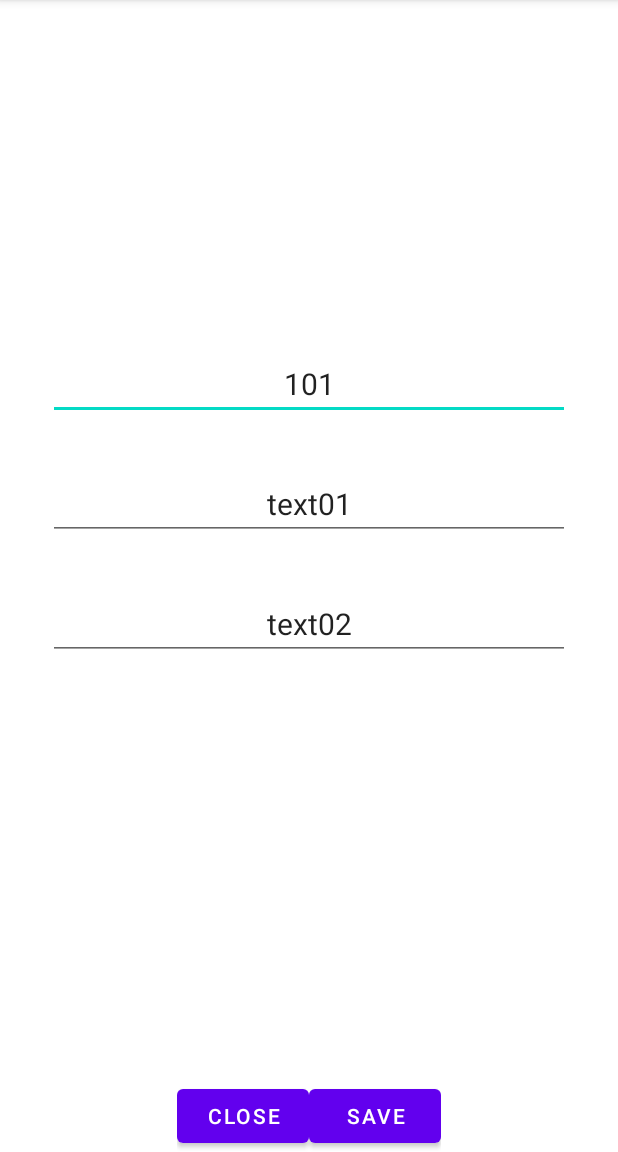
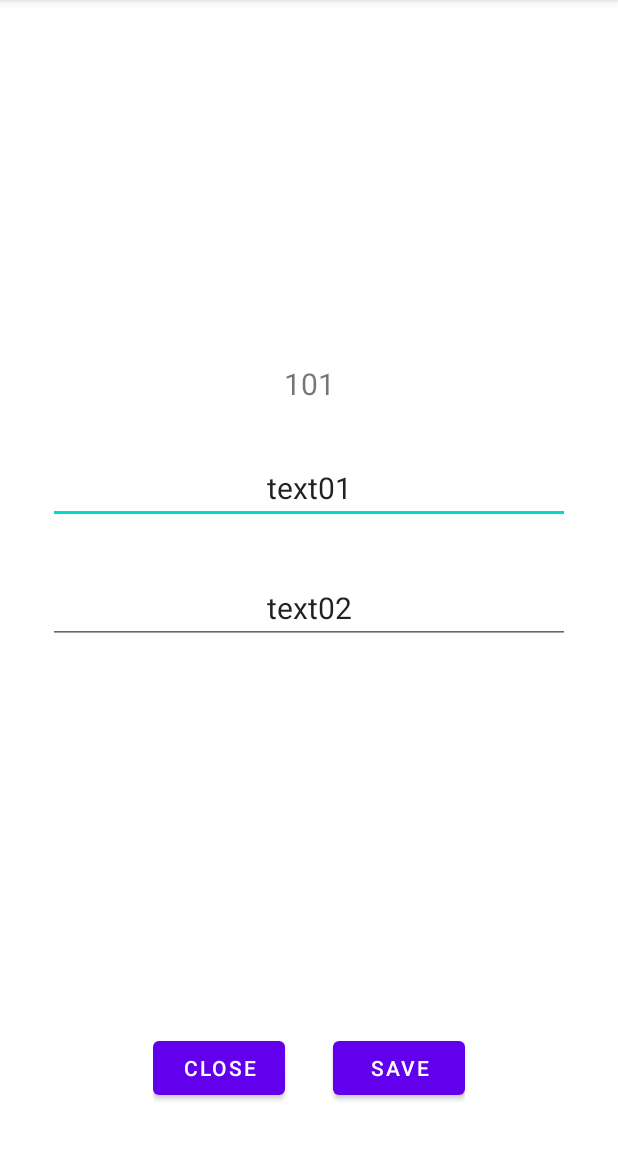
Before and after one commit to AKasparavicius/AndroidTopics, an Android app: the screen it shows after launch (SecondActivity), after a tap on "101", on a phone screen of 412 x 824 dp, the part 84-1236 px from its top. Run offline under Robolectric (Android 15) with nearby library versions, the phone set to English and light mode, and no system bars; our stand-ins replace Timber, data binding; 2 statements that could not run were skipped.

```diff
--- a/app/build.gradle
+++ b/app/build.gradle
@@ -1,6 +1,8 @@
 plugins {
     id 'com.android.application'
     id 'org.jetbrains.kotlin.android'
+    id 'kotlin-parcelize'
+    id 'kotlin-kapt'
 }
 
 android {
@@ -33,6 +35,7 @@ android {
 
     buildFeatures{
         viewBinding = true
+        dataBinding true
     }
 }
 
--- /dev/null
+++ b/app/src/main/java/lt/arnas/androidtopics/ActivityExtensions.kt
@@ -0,0 +1,16 @@
+package lt.arnas.androidtopics
+
+import android.app.Activity
+import android.content.Intent
+import android.os.Build
+
+
+fun Activity.getExtraFromParcelable(resul: Intent?, keyName: String): Item? =
+    if (Build.VERSION.SDK_INT >= Build.VERSION_CODES.TIRAMISU) {
+        resul?.getParcelableExtra(
+            keyName,
+            Item::class.java
+        )
+    } else {
+        resul?.getParcelableExtra(keyName)
+    }
--- a/app/src/main/java/lt/arnas/androidtopics/Item.kt
+++ b/app/src/main/java/lt/arnas/androidtopics/Item.kt
@@ -1,7 +1,49 @@
 package lt.arnas.androidtopics
 
+import android.os.Parcelable
+import kotlinx.parcelize.IgnoredOnParcel
+import kotlinx.parcelize.Parcelize
+import java.time.LocalDateTime
+
+@Parcelize
 data class Item(
-    val id: Int,
-    var text01: String,
-    var text02: String,
-)
+    private val _id: Int,
+    private var _text01: String,
+    private var _text02: String,
+    private var _creationDate: LocalDateTime = LocalDateTime.now(),
+    private var _updateDate: LocalDateTime = LocalDateTime.now()
+): Parcelable {
+
+    @IgnoredOnParcel
+    var id = this._id
+        private set
+
+    @IgnoredOnParcel
+    var text01: String = ""
+        get(): String {
+            return _text01
+        }
+        set(value){
+            field = value
+            this._text01 = value
+            this._updateDate = LocalDateTime.now()
+        }
+
+    @IgnoredOnParcel
+    var text02: String
+        get(): String {
+            return _text02
+        }
+        set(value){
+            this._text02 = value
+            this._updateDate = LocalDateTime.now()
+        }
+
+    @IgnoredOnParcel
+    val creationDate: LocalDateTime
+        get() = this._creationDate
+
+    @IgnoredOnParcel
+    val updateDate: LocalDateTime
+        get() = this._updateDate
+}
--- a/app/src/main/java/lt/arnas/androidtopics/MainActivity.kt
+++ b/app/src/main/java/lt/arnas/androidtopics/MainActivity.kt
@@ -3,6 +3,7 @@ package lt.arnas.androidtopics
 import android.annotation.SuppressLint
 import android.app.Activity
 import android.content.Intent
+import android.os.Build
 import androidx.appcompat.app.AppCompatActivity
 import android.os.Bundle
 import android.widget.ArrayAdapter
@@ -14,9 +15,10 @@ import timber.log.Timber
 
 class MainActivity : ActivityLifeCycles() {
 
-//    private lateinit var firstButton: Button
+    //    private lateinit var firstButton: Button
     private lateinit var adapter: CustomAdapter
-//    private lateinit var itemListView: ListView
+
+    //    private lateinit var itemListView: ListView
     private var itemIndex = -1
     private lateinit var binding: ActivityMainBinding
 
@@ -34,7 +36,7 @@ class MainActivity : ActivityLifeCycles() {
         val items = mutableListOf<Item>()
         generateListOfItems(items)
 
-        for (item in items){
+        for (item in items) {
             Timber.i(item.toString())
         }
 
@@ -48,28 +50,33 @@ class MainActivity : ActivityLifeCycles() {
 //            Item(105, "text01", "text02"),
 //        )
 //        itemListView.adapter = adapter
+        generateListOfItems(items)
         setUpListView()
+        addElements()
         openSecondActivity()
         setClickOpenItemDetails()
+        setClickOpenSecondActivity()
 
-    }
-
-    override fun onSaveInstanceState(outState: Bundle) {
-        timber("onSaveInstanceState \nindex value is $itemIndex")
-        outState.putInt(MAIN_ACTIVITY_SAVE_INSTANCE_STATE_ITEM_INDEX, itemIndex)
-        super.onSaveInstanceState(outState)
-    }
-
-    override fun onRestoreInstanceState(savedInstanceState: Bundle) {
-        timber("onRestoreInstanceState \nindex value is $itemIndex")
-        itemIndex = savedInstanceState.getInt(MAIN_ACTIVITY_SAVE_INSTANCE_STATE_ITEM_INDEX)
-        super.onRestoreInstanceState(savedInstanceState)
     }
 
     private fun setUpListView() {
         adapter = CustomAdapter(this)
         binding.itemListView.adapter = adapter
+    }
 
+    private fun generateListOfItems(items: MutableList<Item>) {
+        for (item in 1..10) {
+            items.add(
+                Item(
+                    item,
+                    "Text01_%04x".format(item),
+                    "Text02_%06x".format(item)
+                )
+            )
+        }
+    }
+
+    private fun addElements() {
         adapter.add(Item(101, "text01", "text02"))
         adapter.add(
             Item(102, "text01", "text02"),
@@ -79,76 +86,62 @@ class MainActivity : ActivityLifeCycles() {
         )
     }
 
+    private fun openSecondActivity() {
+        binding.firstButton.setOnClickListener {
+            startActivityForResult.launch(Intent(this, SecondActivity::class.java))
+        }
+    }
 
-    private fun openSecondActivity(){
+    private fun setClickOpenSecondActivity() {
         binding.firstButton.setOnClickListener {
-//            val intent = Intent(this, SecondActivity::class.java)
-//            startActivity(intent)
-            startActivityForResult.launch(Intent(this, SecondActivity::class.java))
+            val intent = Intent(this, SecondActivity::class.java)
+            val id = adapter.getMaxId().inc()
+            intent.putExtra(MAIN_ACTIVITY_ITEM_INTENT_ID, id)
+
+            startActivityForResult.launch(intent)
         }
     }
 
     private fun setClickOpenItemDetails() {
         binding.itemListView.setOnItemClickListener { adapterView, view, position, l ->
             val item: Item = adapterView.getItemAtPosition(position) as Item
-            itemIndex = position
 
             val itemIntent = Intent(this, SecondActivity::class.java)
-            itemIntent.putExtra(MAIN_ACTIVITY_KEY_ITEM_ID, item.id)
-            itemIntent.putExtra(MAIN_ACTIVITY_KEY_ITEM_TEXT01, item.text01)
-            itemIntent.putExtra(MAIN_ACTIVITY_KEY_ITEM_TEXT02, item.text02)
+            itemIntent.putExtra(MAIN_ACTIVITY_ITEM_INTENT_OBJECT, item)
 
-//            startActivity(itemIntent)
             startActivityForResult.launch(itemIntent)
         }
     }
 
-    private fun generateListOfItems(items: MutableList<Item>) {
-        for (item in 1..10){
-            items.add(
-                Item(
-                    item,
-                    "Text01_%04x".format(item),
-                    "Text02_%06x".format(item))
-            )
-        }
-    }
+    private val startActivityForResult =
+        registerForActivityResult(ActivityResultContracts.StartActivityForResult()) { resul ->
 
-    private val startActivityForResult =
-        registerForActivityResult(ActivityResultContracts.StartActivityForResult()){
-            result ->
-            when(result.resultCode){
+            val item: Item?
+
+            when (resul.resultCode) {
                 SecondActivity.SECOND_ACTIVITY_ITEM_INTENT_RETURN_NEW -> {
-                    val item = Item(
-                        id = 111,
-                        text01 = result.data
-                            ?.getStringExtra(SecondActivity.SECOND_ACTIVITY_KEY_ITEM_TEXT01) ?: "",
-                        text02 = result.data
-                            ?.getStringExtra(SecondActivity.SECOND_ACTIVITY_KEY_ITEM_TEXT02) ?: ""
+                    item = getExtraFromParcelable(
+                        resul.data,
+                        SecondActivity.SECOND_ACTIVITY_ITEM_INTENT_RETURN_OBJECT
                     )
-                    adapter.add(item)
+
+                    if (item != null) {
+                        adapter.add(item)
+                    }
                 }
+
                 SecondActivity.SECOND_ACTIVITY_ITEM_INTENT_RETURN_UPDATE -> {
-                    val item = Item(
-                        id = result.data
-                            ?.getIntExtra(SecondActivity.SECOND_ACTIVITY_KEY_ITEM_ID, 0) ?: 0,
-                        text01 = result.data
-                            ?.getStringExtra(SecondActivity.SECOND_ACTIVITY_KEY_ITEM_TEXT01) ?: "",
-                        text02 = result.data
-                            ?.getStringExtra(SecondActivity.SECOND_ACTIVITY_KEY_ITEM_TEXT02) ?: ""
+                    item = getExtraFromParcelable(
+                        resul.data,
+                        SecondActivity.SECOND_ACTIVITY_ITEM_INTENT_RETURN_OBJECT
                     )
-                    if(itemIndex >= 0) {
-                        adapter.update(itemIndex, item)
-                    }
+                    adapter.update(item)
                 }
             }
         }
-    companion object{
-        const val MAIN_ACTIVITY_KEY_ITEM_ID = "lt.arnas.androidtopics_item_id"
-        const val MAIN_ACTIVITY_KEY_ITEM_TEXT01 = "lt.arnas.androidtopics_item_text01"
-        const val MAIN_ACTIVITY_KEY_ITEM_TEXT02 = "lt.arnas.androidtopics_item_text02"
-        const val MAIN_ACTIVITY_SAVE_INSTANCE_STATE_ITEM_INDEX =
-            "lt.arnas.androidtopics_save_instance_state_item_index"
+
+    companion object {
+        const val MAIN_ACTIVITY_ITEM_INTENT_ID = "package lt.vcs.androidtopics_item_intent_object"
+        const val MAIN_ACTIVITY_ITEM_INTENT_OBJECT = "package lt.vcs.androidtopics_item_intent_id"
     }
-
 }
--- a/app/src/main/java/lt/arnas/androidtopics/SecondActivity.kt
+++ b/app/src/main/java/lt/arnas/androidtopics/SecondActivity.kt
@@ -4,112 +4,102 @@ import android.content.Intent
 import androidx.appcompat.app.AppCompatActivity
 import android.os.Bundle
 import android.os.PersistableBundle
+import android.view.View
 import android.widget.Button
 import android.widget.EditText
 import android.widget.TextView
+import androidx.databinding.DataBindingUtil
+import lt.arnas.androidtopics.databinding.ActivitySecondBinding
 
 class SecondActivity : AppCompatActivity() {
 
-    private lateinit var idEditText: EditText
-    private lateinit var text01EditText: EditText
-    private lateinit var text02EditText: EditText
-    private lateinit var closeButton: Button
-    private lateinit var saveButton: Button
+    private lateinit var binding: ActivitySecondBinding
     private var finishIntentStatus = SECOND_ACTIVITY_ITEM_INTENT_RETURN_UPDATE
-
 
     override fun onCreate(savedInstanceState: Bundle?) {
         super.onCreate(savedInstanceState)
         setContentView(R.layout.activity_second)
 
-        idEditText = findViewById(R.id.idEditText)
-        text01EditText = findViewById(R.id.text01EditText)
-        text02EditText = findViewById(R.id.text02EditText)
-        closeButton = findViewById(R.id.closeButton)
-        saveButton = findViewById(R.id.saveButton)
-
-        val id = intent.getIntExtra(MainActivity.MAIN_ACTIVITY_KEY_ITEM_ID, -1)
-        val text01 = intent.getStringExtra(MainActivity.MAIN_ACTIVITY_KEY_ITEM_TEXT01)
-        val text02 = intent.getStringExtra(MainActivity.MAIN_ACTIVITY_KEY_ITEM_TEXT02)
-
-//        if(savedInstanceState != null){
-//            with(savedInstanceState){
-//                idEditText.setText(getString(SECOND_ACTIVITY_KEY_ITEM_ID))
-//                text01EditText.setText(getString(SECOND_ACTIVITY_KEY_ITEM_TEXT01))
-//                text02EditText.setText(getString(SECOND_ACTIVITY_KEY_ITEM_TEXT02))
-//            }
-//        }
+        binding = DataBindingUtil.setContentView(this, R.layout.activity_second)
+        binding.item = getIntentExtra()
+        binding.secondActivity = this
 
         getIntentExtra()
-        setClickListenerOfCloseButton()
-        setClickListenerOfSaveButton()
-
     }
 
 
     override fun onSaveInstanceState(outState: Bundle) {
         outState.run {
-            putString(SECOND_ACTIVITY_KEY_ITEM_ID, idEditText.text.toString())
-            putString(SECOND_ACTIVITY_KEY_ITEM_TEXT01, text01EditText.text.toString())
-            putString(SECOND_ACTIVITY_KEY_ITEM_TEXT02, text02EditText.text.toString())
-            putInt(SECOND_ACTIVITY_ITEM_FINISH_INTENT_STATUS, finishIntentStatus)
+            putParcelable(SECOND_ACTIVITY_ITEM_SAVE_INSTANCE_STATE, binding.item)
+            putInt(SECOND_ACTIVITY_FINISH_INTENT_STATUS, finishIntentStatus)
         }
         super.onSaveInstanceState(outState)
     }
 
-    override fun onRestoreInstanceState(
-        savedInstanceState: Bundle?,
-        persistentState: PersistableBundle?
-    ) {
-        super.onRestoreInstanceState(savedInstanceState, persistentState)
+    override fun onRestoreInstanceState(savedInstanceState: Bundle) {
+        super.onRestoreInstanceState(savedInstanceState)
 
-        with(savedInstanceState){
-            idEditText.setText(this?.getString(SECOND_ACTIVITY_KEY_ITEM_ID))
-            text01EditText.setText(this?.getString(SECOND_ACTIVITY_KEY_ITEM_TEXT01))
-            text02EditText.setText(this?.getString(SECOND_ACTIVITY_KEY_ITEM_TEXT02))
-            finishIntentStatus = this?.getInt(SECOND_ACTIVITY_ITEM_FINISH_INTENT_STATUS) ?: -1
+        with(savedInstanceState) {
+            binding.item = getParcelable(SECOND_ACTIVITY_ITEM_SAVE_INSTANCE_STATE)
+            finishIntentStatus = this.getInt(SECOND_ACTIVITY_FINISH_INTENT_STATUS)
         }
     }
-    private fun getIntentExtra() {
+    private fun getIntentExtra(): Item {
 
-        val itemId: Int = intent.getIntExtra(MainActivity.MAIN_ACTIVITY_KEY_ITEM_ID, -1)
-        val itemText01 = intent.getStringExtra(MainActivity.MAIN_ACTIVITY_KEY_ITEM_TEXT01) ?: ""
-        val itemText02 = intent.getStringExtra(MainActivity.MAIN_ACTIVITY_KEY_ITEM_TEXT02) ?: ""
+        if (intent.hasExtra(MainActivity.MAIN_ACTIVITY_ITEM_INTENT_OBJECT)) {
 
-        if(itemId >= 0){
-            idEditText.setText(itemId.toString())
-            text01EditText.setText(itemText01)
-            text02EditText.setText(itemText02)
+            return getExtraFromParcelable(
+                intent,
+                MainActivity.MAIN_ACTIVITY_ITEM_INTENT_OBJECT
+            ) ?: Item(-1, "", "")
+
+        } else if (intent.hasExtra(MainActivity.MAIN_ACTIVITY_ITEM_INTENT_ID)) {
+
+            finishIntentStatus = SECOND_ACTIVITY_ITEM_INTENT_RETURN_NEW
+
+            return Item(
+                intent.getIntExtra(MainActivity.MAIN_ACTIVITY_ITEM_INTENT_ID, -1),
+                "",
+                ""
+            )
         } else {
-            finishIntentStatus = SECOND_ACTIVITY_ITEM_INTENT_RETURN_NEW
+            finishIntentStatus = RESULT_CANCELED
+            return Item(-1, "", "")
         }
     }
 
-    private fun setClickListenerOfCloseButton() {
-        closeButton.setOnClickListener {
-            finish()
-        }
+
+    fun onClickCloseButton(view: View) {
+        finish()
     }
 
-    private fun setClickListenerOfSaveButton() {
-        saveButton.setOnClickListener {
-            val finishIntent = Intent()
+    fun onClickSaveButton() {
 
-            finishIntent.putExtra(SECOND_ACTIVITY_KEY_ITEM_ID, (idEditText.text.toString().toInt()))
-            finishIntent.putExtra(SECOND_ACTIVITY_KEY_ITEM_TEXT01, (text01EditText.text.toString()))
-            finishIntent.putExtra(SECOND_ACTIVITY_KEY_ITEM_TEXT02, (text02EditText.text.toString()))
-            setResult(finishIntentStatus, finishIntent)
-            finish()
+        val finishIntent = Intent()
+        finishIntent.putExtra(SECOND_ACTIVITY_ITEM_INTENT_RETURN_OBJECT, binding.item)
+
+        if (binding.idEditText.text.toString().toInt() < 0) {
+            finishIntentStatus = RESULT_CANCELED
         }
+
+        setResult(finishIntentStatus, finishIntent)
+        finish()
     }
 
     companion object{
+        const val SECOND_ACTIVITY_ITEM_INTENT_RETURN_OBJECT =
+            "lt.arnas.androidtopics.secondactivity_item_intent_return_object"
         const val SECOND_ACTIVITY_KEY_ITEM_ID = "lt.arnas.androidtopics.secondactivity_item_id"
         const val SECOND_ACTIVITY_KEY_ITEM_TEXT01 = "lt.arnas.androidtopics.secondactivity_item_text01"
         const val SECOND_ACTIVITY_KEY_ITEM_TEXT02 = "lt.arnas.androidtopics.secondactivity_item_text02"
         const val SECOND_ACTIVITY_ITEM_FINISH_INTENT_STATUS =
             "lt.arnas.androidtopics.secondactivity_finish_intent_status"
 
+        const val SECOND_ACTIVITY_FINISH_INTENT_STATUS =
+            "lt.arnas.androidtopics.secondactivity_finish_intent_status"
+
+        const val SECOND_ACTIVITY_ITEM_SAVE_INSTANCE_STATE =
+            "lt.arnas.androidtopics.secondactivity_item_save_instance_state"
 
         const val SECOND_ACTIVITY_ITEM_INTENT_RETURN_NEW = 101
 
--- a/app/src/main/res/layout/activity_second.xml
+++ b/app/src/main/res/layout/activity_second.xml
@@ -1,9 +1,22 @@
 <?xml version="1.0" encoding="utf-8"?>
-<RelativeLayout xmlns:android="http://schemas.android.com/apk/res/android"
+<layout xmlns:android="http://schemas.android.com/apk/res/android"
     xmlns:tools="http://schemas.android.com/tools"
+    tools:context=".SecondActivity">
+
+    <data>
+
+        <variable
+            name="item"
+            type="lt.arnas.androidtopics.Item" />
+
+        <variable
+            name="secondActivity"
+            type="lt.arnas.androidtopics.SecondActivity" />
+    </data>
+
+    <RelativeLayout
         android:layout_width="match_parent"
-    android:layout_height="match_parent"
-    tools:context=".SecondActivity">
+        android:layout_height="match_parent">
 
     <LinearLayout
         android:layout_width="match_parent"
@@ -15,13 +28,15 @@
         android:gravity="center"
         android:orientation="vertical">
 
-        <EditText
+        <TextView
             android:id="@+id/idEditText"
             android:layout_width="match_parent"
             android:layout_height="wrap_content"
             android:layout_marginBottom="32dp"
             android:gravity="center"
-            android:text="id"
+            android:hint="id"
+            android:text="@{String.valueOf(item.id)}"
+            android:saveEnabled="false"
             android:textSize="20sp" />
 
         <EditText
@@ -30,7 +45,9 @@
             android:layout_height="wrap_content"
             android:layout_marginBottom="32dp"
             android:gravity="center"
-            android:text="text01"
+            android:hint="text01"
+            android:text="@={item.text01}"
+            android:saveEnabled="false"
             android:textSize="20sp" />
 
         <EditText
@@ -39,7 +56,9 @@
             android:layout_height="wrap_content"
             android:layout_marginBottom="32dp"
             android:gravity="center"
-            android:text="text02"
+            android:hint="text02"
+            android:text="@={item.text02}"
+            android:saveEnabled="false"
             android:textSize="20sp" />
     </LinearLayout>
 
@@ -48,20 +67,23 @@
         android:layout_height="wrap_content"
         android:layout_alignParentBottom="true"
         android:layout_centerInParent="true"
-        android:layout_marginEnd="32dp" >
+        android:layout_marginBottom="32dp"
+        android:orientation="horizontal">
 
         <Button
             android:id="@+id/closeButton"
             android:layout_width="wrap_content"
             android:layout_height="wrap_content"
+            android:layout_marginEnd="32dp"
+            android:onClick="@{secondActivity::onClickCloseButton}"
             android:text="Close" />
 
         <Button
             android:id="@+id/saveButton"
             android:layout_width="wrap_content"
             android:layout_height="wrap_content"
-        android:text="save" />
-
+            android:onClick="@{()->secondActivity.onClickSaveButton()}"
+            android:text="Save" />
     </LinearLayout>
-
     </RelativeLayout>
+</layout>
```
Also changed, not shown: app/src/main/java/lt/arnas/androidtopics/CustomAdapter.kt (+16 -8 lines), app/src/main/res/layout/activity_main.xml (+9 -2 lines), app/src/main/res/layout/item.xml (+15 -0 lines). Lines whose indentation alone changed are shown as unchanged.
